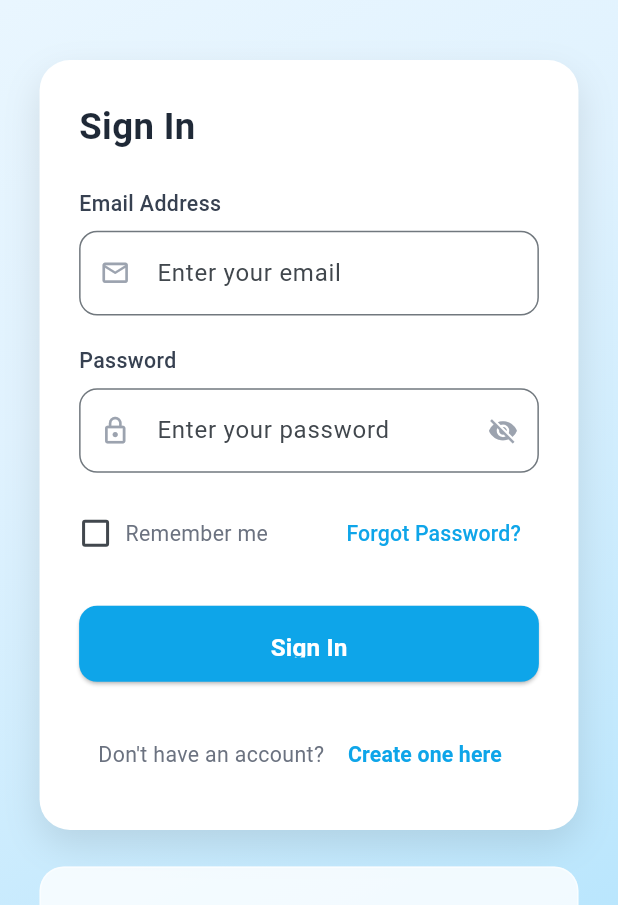
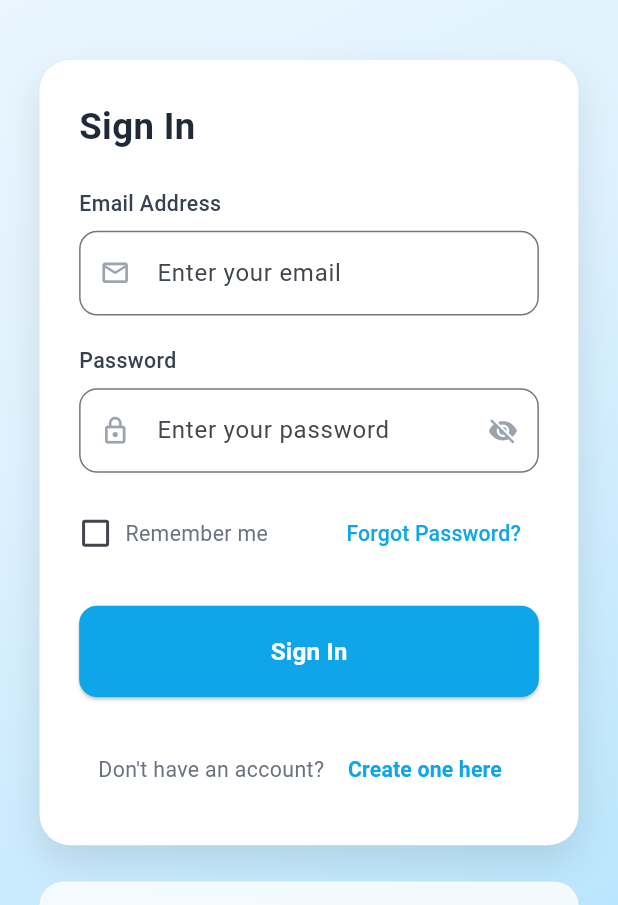
Before and after one commit to Panchananturuk1/RentME_Koraput, a Flutter app: the screen it shows after launch, on a phone screen of 412 x 824 dp, the part 331-1236 px from its top. Run offline on Flutter 3.47's test engine with Material 3 defaults, Android fonts, the light colour scheme and no system bars; our stand-ins replace flutter_screenutil, form_validator, geolocator, google_maps_flutter, js, supabase_flutter; accounts and stored records are empty.

Commit message:
login and create an account button fixed

```diff
--- a/lib/screens/auth/login_screen.dart
+++ b/lib/screens/auth/login_screen.dart
@@ -348,7 +348,7 @@ class _LoginScreenState extends State<LoginScreen> {
               // Login Button
               SizedBox(
                 width: double.infinity,
-                height: 50.h,
+                height: 60.h,
                 child: ElevatedButton(
                   onPressed: authProvider.isLoading ? null : _handleLogin,
                   child: authProvider.isLoading
--- a/lib/screens/auth/signup_screen.dart
+++ b/lib/screens/auth/signup_screen.dart
@@ -432,7 +432,7 @@ class _SignupScreenState extends State<SignupScreen> {
               // Signup Button
               SizedBox(
                 width: double.infinity,
-                height: 50.h,
+                height: 60.h,
                 child: ElevatedButton(
                   onPressed: authProvider.isLoading ? null : _handleSignup,
                   child: authProvider.isLoading
```
Also changed, not shown: lib/screens/rides/ride_booking_screen.dart (+14 -2 lines).
